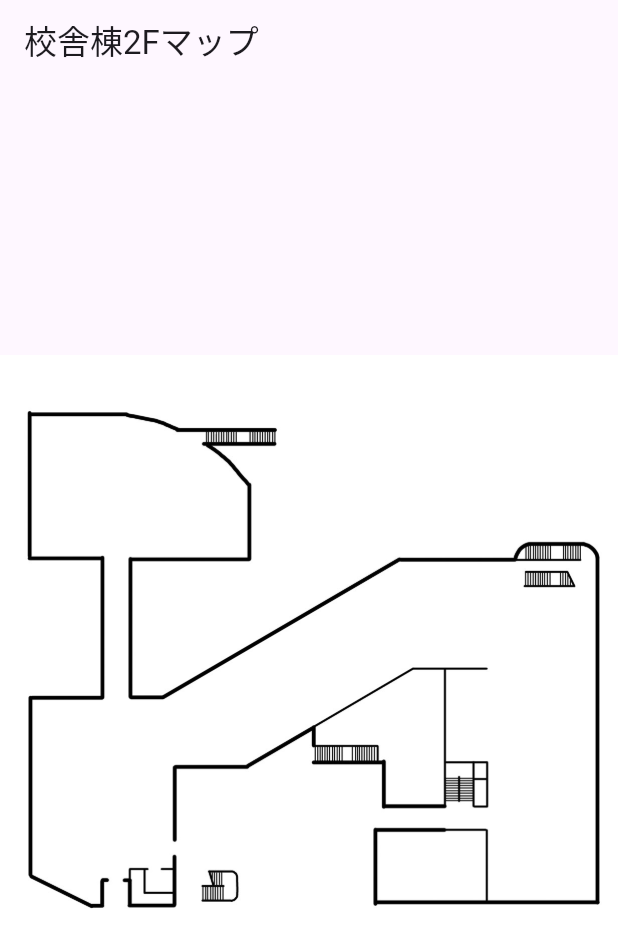
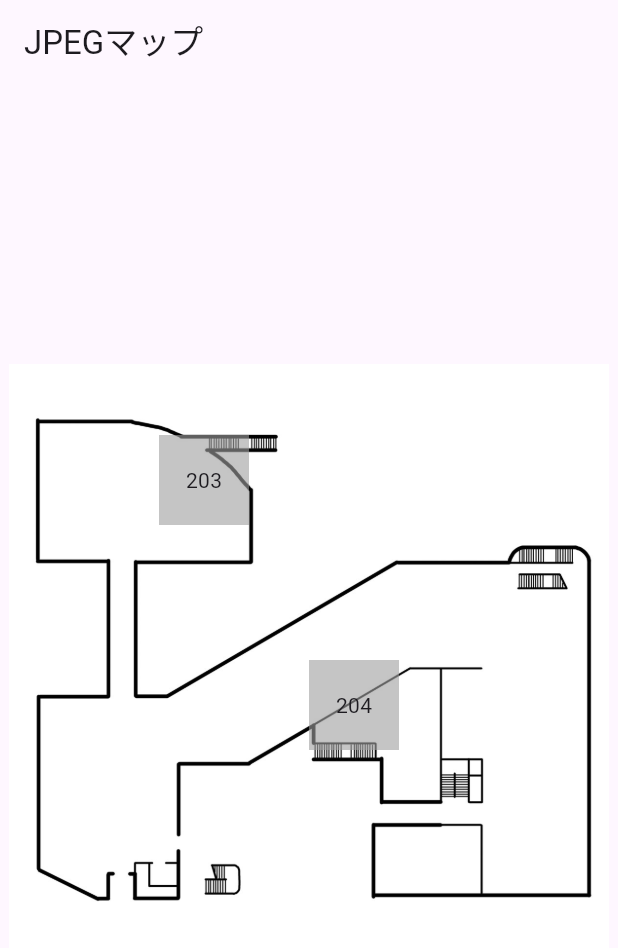
Before and after one commit to un-frozen-deaf/NTUT_Dotto_test, a Flutter app: the screen it shows after launch, on a phone screen of 412 x 824 dp. Shown: the top 948 px of the screen. Run offline on Flutter 3.47's test engine with Material 3 defaults, Android fonts, the phone set to English and light mode, and no system bars.

Commit message:
add room

```diff
--- a/test_1/lib/main.dart
+++ b/test_1/lib/main.dart
@@ -1,5 +1,4 @@
 import 'package:flutter/material.dart';
-import 'package:flutter_svg/flutter_svg.dart';
 
 void main() {
   runApp(const MyApp());
@@ -11,19 +10,19 @@ class MyApp extends StatelessWidget {
   @override
   Widget build(BuildContext context) {
     return const MaterialApp(
-      home: SvgMapScreen(),
+      home: JpegMapScreen(),
     );
   }
 }
 
-class SvgMapScreen extends StatefulWidget {
-  const SvgMapScreen({super.key});
+class JpegMapScreen extends StatefulWidget {
+  const JpegMapScreen({super.key});
 
   @override
-  State<SvgMapScreen> createState() => _SvgMapScreenState();
+  State<JpegMapScreen> createState() => _JpegMapScreenState();
 }
 
-class _SvgMapScreenState extends State<SvgMapScreen> {
+class _JpegMapScreenState extends State<JpegMapScreen> {
   final Map<String, Color> roomColors = {
     'room203': Colors.grey,
     'room204': Colors.grey,
@@ -38,13 +37,47 @@ class _SvgMapScreenState extends State<SvgMapScreen> {
   @override
   Widget build(BuildContext context) {
     return Scaffold(
-      appBar: AppBar(title: const Text('校舎棟2Fマップ')),
+      appBar: AppBar(title: const Text('JPEGマップ')),
       body: Center(
-        child:Image.asset(
-          'assets/map-2F.jpeg',
-          width: 600,
-          height: 900,
-          fit: BoxFit.contain,
+        child: Stack(
+          children: [
+            Image.asset(
+              'assets/map-2F.jpeg',
+              width: 400,
+              height: 600,
+              fit: BoxFit.contain,
+            ),
+
+            // 部屋1（例：上部）
+            Positioned(
+              left: 100,
+              top: 150,
+              child: GestureDetector(
+                onTap: () => _onRoomTapped('room203'),
+                child: Container(
+                  width: 60,
+                  height: 60,
+                  color: roomColors['room203']!.withOpacity(0.6),
+                  child: const Center(child: Text('203')),
+                ),
+              ),
+            ),
+
+            // 部屋2（例：下部）
+            Positioned(
+              left: 200,
+              top: 300,
+              child: GestureDetector(
+                onTap: () => _onRoomTapped('room204'),
+                child: Container(
+                  width: 60,
+                  height: 60,
+                  color: roomColors['room204']!.withOpacity(0.6),
+                  child: const Center(child: Text('204')),
+                ),
+              ),
+            ),
+          ],
         ),
       ),
     );
```
